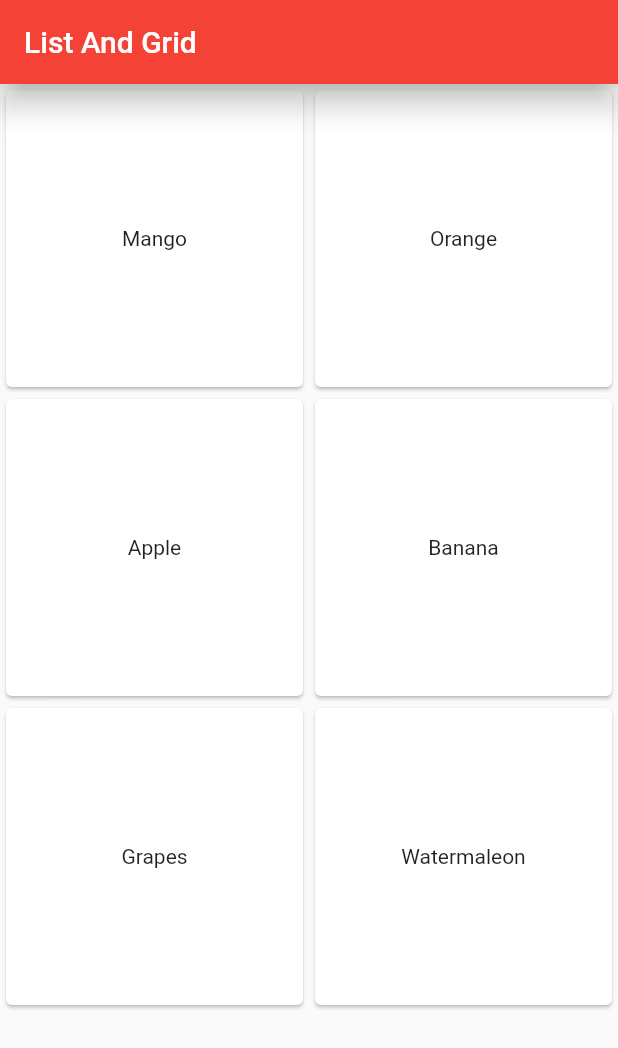
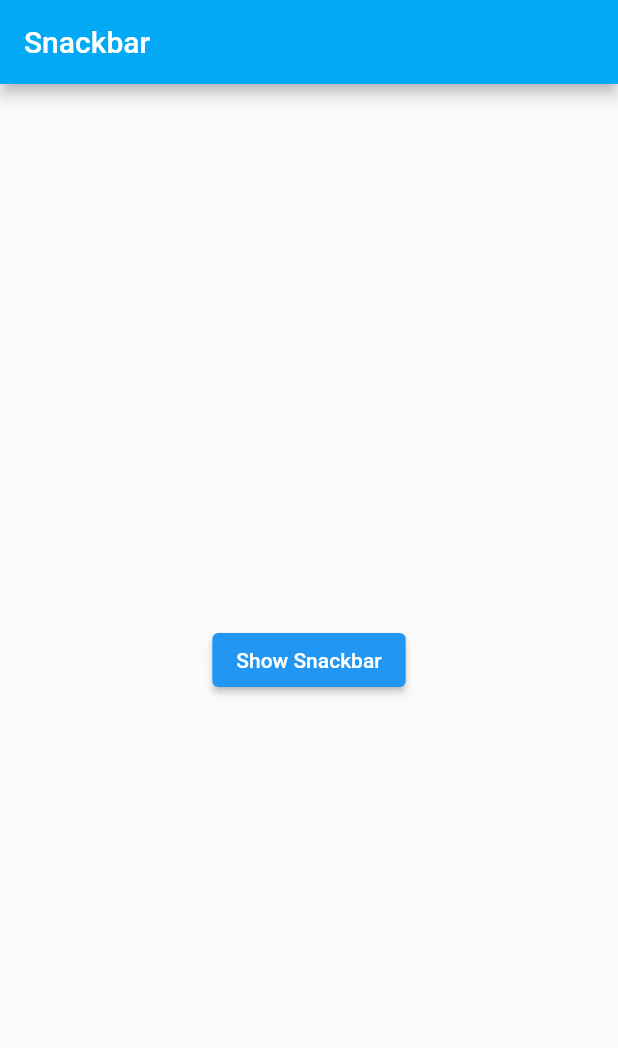
Before and after one commit to Bajrang-Choudhary/FlutterConcepts, a Flutter app: the screen it shows after launch, on a phone screen of 412 x 824 dp. Shown: the top 1048 px of the screen. Run offline on Flutter 3.47's test engine with Material 2 defaults, Android fonts, the phone set to English and light mode, and no system bars.

Commit message:
SnackBar

```diff
--- /dev/null
+++ b/lib/Widgets/snackbar.dart
@@ -0,0 +1,31 @@
+import 'package:flutter/material.dart';
+
+class SnackbarWidget extends StatelessWidget {
+  const SnackbarWidget({super.key});
+
+  @override
+  Widget build(BuildContext context) {
+    return Scaffold(
+      appBar: AppBar(
+        backgroundColor: Colors.lightBlue,
+        title: const Text('Snackbar'),),
+      body: Container(
+        child: Center(
+          child: ElevatedButton(onPressed: (){
+            final snackbar = SnackBar(
+              action: SnackBarAction(label: 'Undo', onPressed: (){}),
+              behavior: SnackBarBehavior.floating,
+              shape: RoundedRectangleBorder(
+                borderRadius: BorderRadius.circular(40)),
+              backgroundColor: Colors.grey,
+              duration: const Duration(milliseconds: 3000),
+              // padding: EdgeInsets.all(30),
+              content: const Center(child: Text('This is a SnackBar')));
+            ScaffoldMessenger.of(context).showSnackBar(snackbar);
+          },
+          child: const Text('Show Snackbar')),
+        ),
+      ),
+    );
+  }
+}
--- a/lib/main.dart
+++ b/lib/main.dart
@@ -1,6 +1,7 @@
 import 'package:containers_sizedbox/Widgets/buttons.dart';
 import 'package:containers_sizedbox/Widgets/list_grid.dart';
 import 'package:containers_sizedbox/Widgets/rawscols.dart';
+import 'package:containers_sizedbox/Widgets/snackbar.dart';
 import 'package:flutter/material.dart';
 
 import 'Widgets/container_sized.dart';
@@ -20,7 +21,7 @@ class MyApp extends StatelessWidget {
         // appBarTheme: const AppBarTheme(backgroundColor: Colors.green),
       ),
       // home: const Container_Sized(),
-      home: const ListGrid(),
+      home: const SnackbarWidget(),
     );
   }
 }
```
